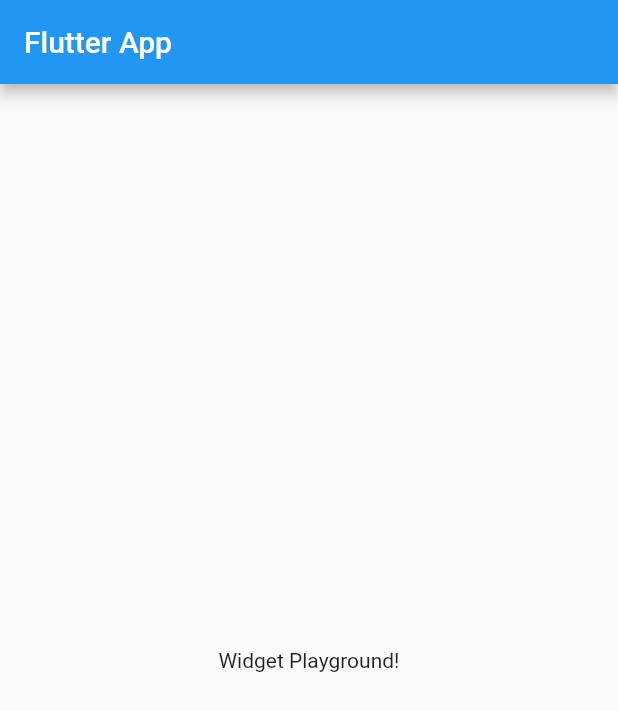
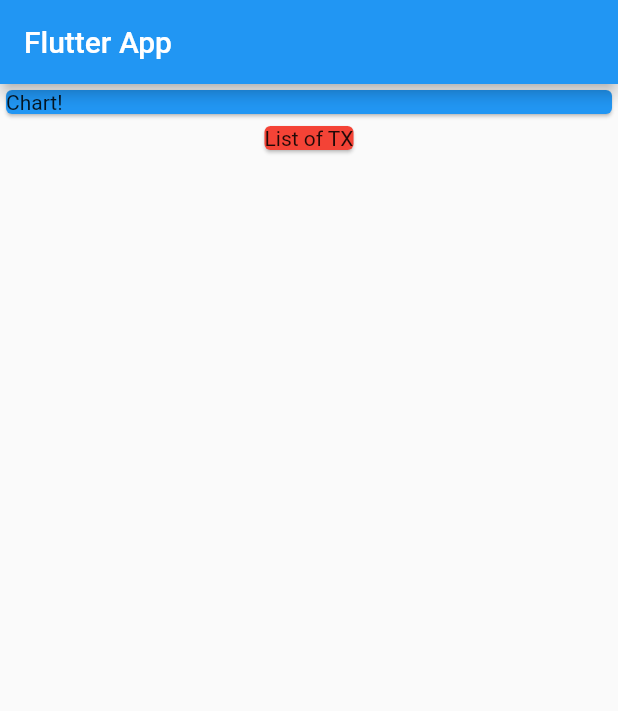
Before and after one commit to RakanW10/real_apps_01, a Flutter app: the screen it shows after launch, on a phone screen of 412 x 824 dp. Shown: the top 711 px of the screen. Run offline on Flutter 3.47's test engine with Material 2 defaults, Android fonts, the phone set to English and light mode, and no system bars.

Commit message:
after lecture75, adding Transactions list

```diff
--- /dev/null
+++ b/lib/Transaction.dart
@@ -0,0 +1,14 @@
+import 'package:flutter/foundation.dart';
+
+class Transaction {
+  final String id;
+  final String title;
+  final double amount;
+  final DateTime date;
+
+  Transaction(
+      {@required this.id,
+      @required this.title,
+      @required this.amount,
+      @required this.date});
+}
--- a/lib/main.dart
+++ b/lib/main.dart
@@ -1,4 +1,5 @@
 import 'package:flutter/material.dart';
+import './Transaction.dart';
 
 void main() => runApp(MyApp());
 
@@ -13,14 +14,40 @@ class MyApp extends StatelessWidget {
 }
 
 class MyHomePage extends StatelessWidget {
+  final List<Transaction> transactions = [
+    Transaction(
+      id: "t1",
+      title: "new shoes",
+      amount: 100,
+      date: DateTime.now(),
+    ),
+    Transaction(
+      id: "t2",
+      title: "weekly Grociers",
+      amount: 69.99,
+      date: DateTime.now(),
+    ),
+  ];
   @override
   Widget build(BuildContext context) {
     return Scaffold(
       appBar: AppBar(
         title: Text('Flutter App'),
       ),
-      body: Center(
-        child: Text('Widget Playground!'),
+      body: Column(
+        children: [
+          Container(
+            width: double.infinity,
+            child: Card(
+              child: Text("Chart!"),
+              color: Colors.blue,
+            ),
+          ),
+          Card(
+            child: Text("List of TX"),
+            color: Colors.red,
+          )
+        ],
       ),
     );
   }
```
